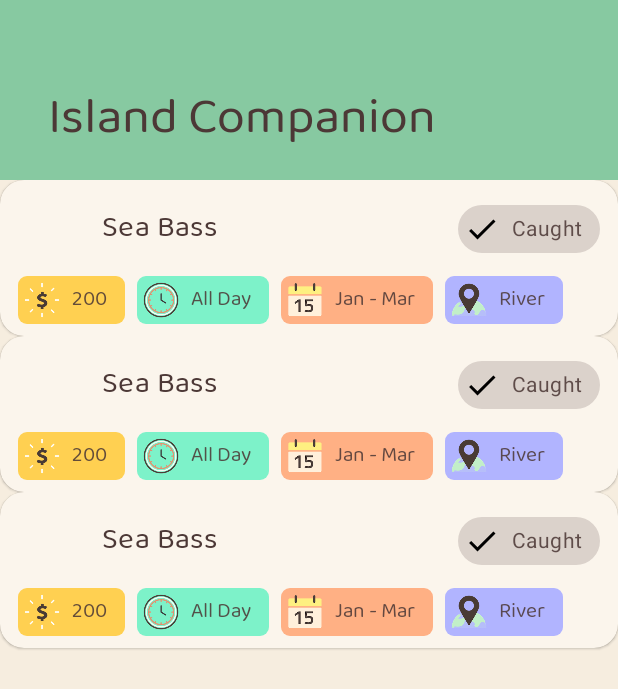
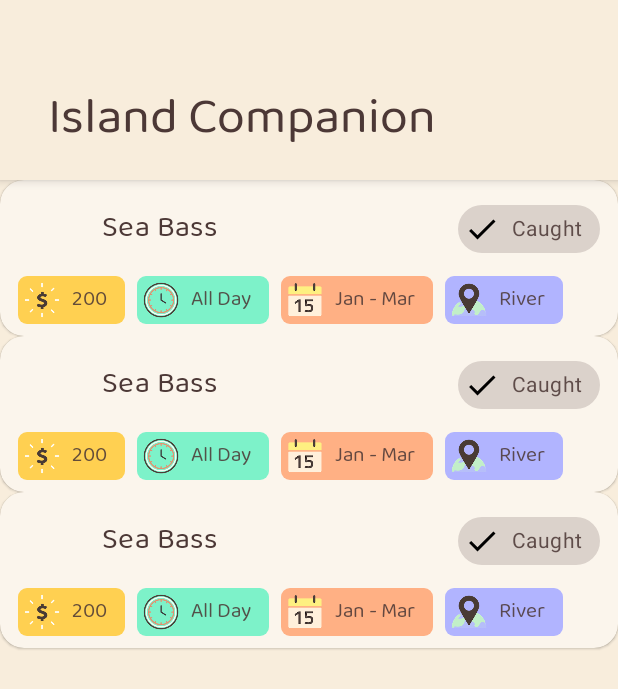
Before and after one commit to jamieadkins95/acnh-island-companion, an Android app: the layout fragment_home.xml on its own in the app's theme, with its tools: preview values and no code run, on a phone screen of 412 x 824 dp. Shown: the top 689 px of the screen. Run offline under Robolectric (Android 15) with nearby library versions, the phone set to English and light mode, and no system bars.

Commit message:
Recolored homescreen header

```diff
--- a/app/src/main/res/layout/fragment_home.xml
+++ b/app/src/main/res/layout/fragment_home.xml
@@ -14,15 +14,15 @@
             android:id="@+id/collapsing_toolbar_layout"
             android:layout_width="match_parent"
             android:layout_height="match_parent"
-            app:contentScrim="?attr/colorPrimary"
+            app:contentScrim="@color/beige"
+            android:background="@color/beige"
             app:title="@string/island_companion"
-            app:layout_scrollFlags="scroll|exitUntilCollapsed|snap">
+            app:layout_scrollFlags="scroll">
 
             <androidx.appcompat.widget.Toolbar
                 android:id="@+id/toolbar"
                 android:layout_width="match_parent"
-                android:layout_height="?attr/actionBarSize"
-                app:layout_collapseMode="pin"/>
+                android:layout_height="?attr/actionBarSize"/>
         </com.google.android.material.appbar.CollapsingToolbarLayout>
     </com.google.android.material.appbar.AppBarLayout>
 
--- a/app/src/main/res/values/colors.xml
+++ b/app/src/main/res/values/colors.xml
@@ -9,7 +9,6 @@
   <color name="primaryTextColor">#4c3836</color>
   <color name="secondaryTextColor">#000000</color>
   <color name="surfaceColor">#FBF5EC</color>
-  <color name="backgroundColor">#F6EDDF</color>
   <color name="white">#FFFFFF</color>
 
   <color name="time">#7DF2C9</color>
--- a/app/src/main/res/values/styles.xml
+++ b/app/src/main/res/values/styles.xml
@@ -6,7 +6,7 @@
         <item name="colorAccent">@color/secondaryColor</item>
         <item name="colorSecondary">@color/secondaryColor</item>
         <item name="colorSurface">@color/surfaceColor</item>
-        <item name="android:colorBackground">@color/backgroundColor</item>
+        <item name="android:colorBackground">@color/beige</item>
         <item name="colorOnPrimary">@color/primaryTextColor</item>
         <item name="colorOnSecondary">@color/primaryTextColor</item>
         <item name="colorOnSurface">@color/primaryTextColor</item>
```
